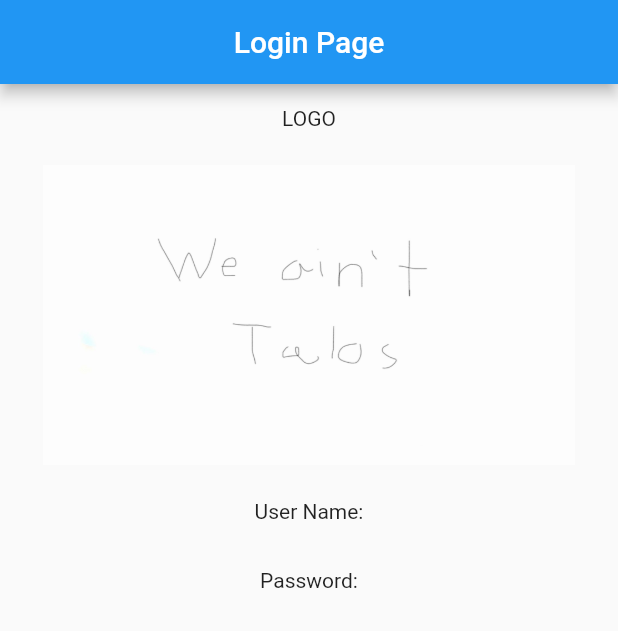
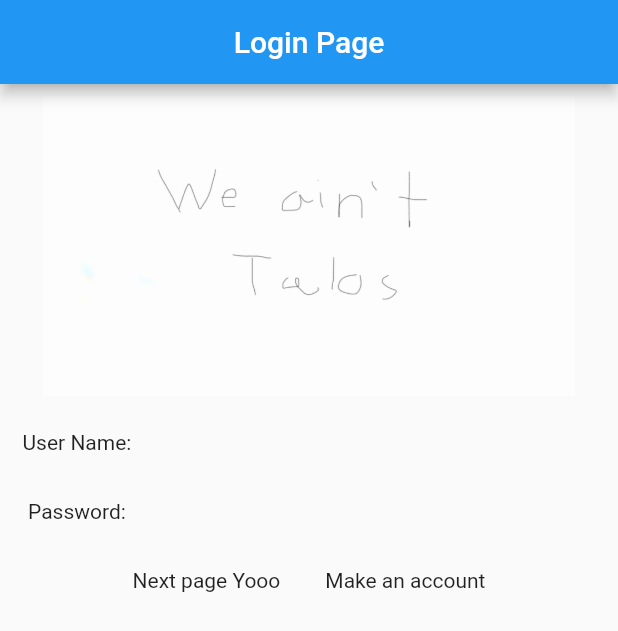
Before and after one commit to sebas23456/appdevfinalproject, a Flutter app: the screen it shows after launch, on a phone screen of 412 x 824 dp. Shown: the top 631 px of the screen. Run offline on Flutter 3.47's test engine with Material 2 defaults, Android fonts, the phone set to English and light mode, and no system bars.

Commit message:
I added some more stuff

```diff
--- a/lib/main.dart
+++ b/lib/main.dart
@@ -37,27 +37,62 @@
   Widget build(BuildContext context) {
     return Column(
       children: [
-        const Padding(
-          padding: EdgeInsets.all(15.0),
-          child: Text("LOGO", textDirection: TextDirection.ltr, style: TextStyle(fontSize: 14)),
+        Align(
+          alignment: Alignment.center,
+          child: buildImage()
         ),
 
-        Padding(
-          padding: const EdgeInsets.all(8.0),
-          child: Image.asset('assets/images/AppDevFinalLogo.jpg', height: 200, width: 400,),
+        Align(
+          alignment: Alignment.centerLeft,
+          child: buildFields(),
         ),
 
-        const Padding(
+        Align(
+          alignment: Alignment.bottomCenter,
+          child: buildButton()
+        )
+
+      ],
+    );
+  }
+
+  Widget buildImage() {
+    return Padding(
+      padding: const EdgeInsets.all(8.0),
+      child: Image.asset('assets/images/AppDevFinalLogo.jpg', height: 200, width: 400,),
+    );
+  }
+
+  Widget buildFields() {
+    return Column(
+      children: const [
+        Padding(
           padding: EdgeInsets.all(15.0),
           child: Text("User Name:", textDirection: TextDirection.ltr, style: TextStyle(fontSize: 14)),
         ),
 
-        const Padding(
+        Padding(
           padding: EdgeInsets.all(15.0),
           child: Text("Password:", textDirection: TextDirection.ltr, style: TextStyle(fontSize: 14)),
         ),
 
+      ],
+    );
+  }
 
+  Widget buildButton() {
+    return Row(
+      mainAxisAlignment: MainAxisAlignment.center,
+      children: const [
+        Padding(
+          padding: EdgeInsets.all(15.0),
+          child: Text("Next page Yooo", textDirection: TextDirection.ltr, style: TextStyle(fontSize: 14)),
+        ),
+
+        Padding(
+          padding: EdgeInsets.all(15.0),
+          child: Text("Make an account", textDirection: TextDirection.ltr, style: TextStyle(fontSize: 14)),
+        ),
       ],
     );
   }
```
